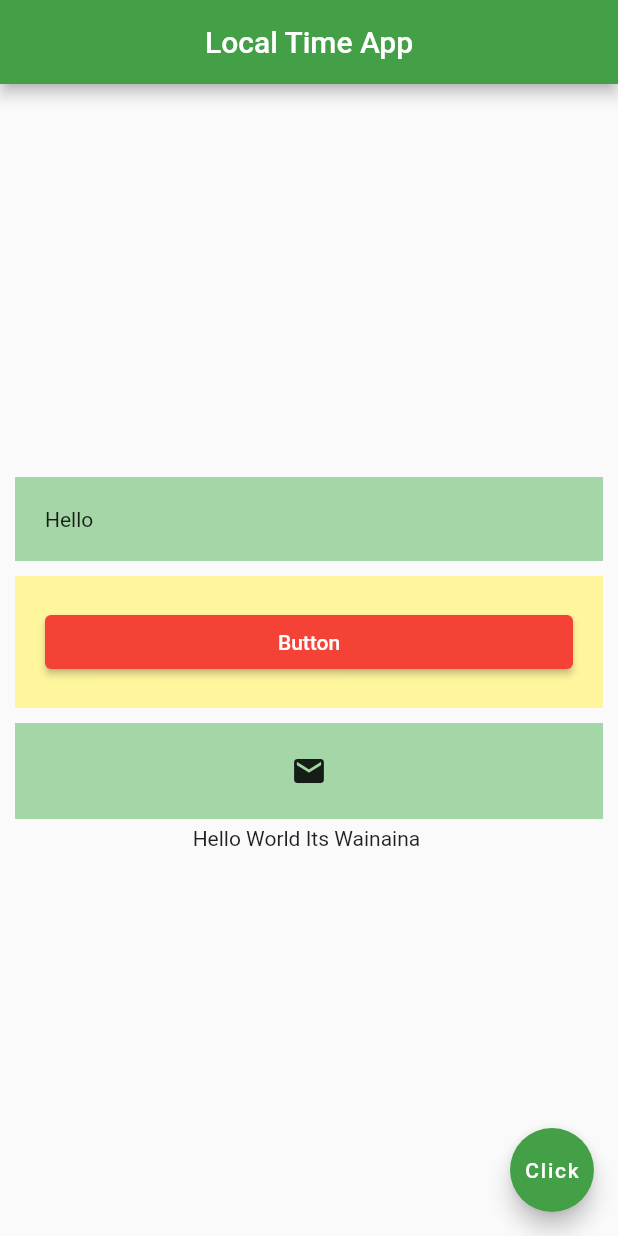
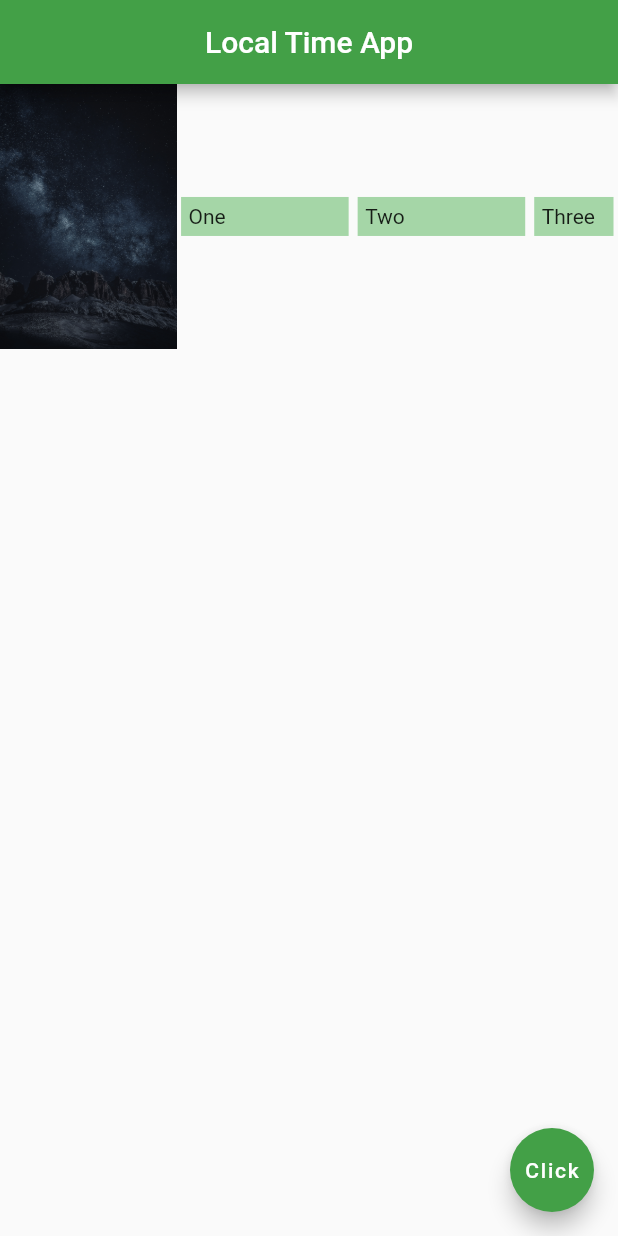
Before and after one commit to martin-ngigi/Local_Time, a Flutter app: the screen it shows after launch, on a phone screen of 412 x 824 dp. Run offline on Flutter 3.47's test engine with Material 2 defaults, Android fonts, the light colour scheme and no system bars.

Commit message:
Expanded Widgets

```diff
--- a/lib/main.dart
+++ b/lib/main.dart
@@ -23,46 +23,40 @@ class Home extends StatelessWidget {
         centerTitle: true,
       ),
 
-      body: Column(
+      body: Row(
         mainAxisAlignment: MainAxisAlignment.center, //i.e. Horizontal alignment. but in the opposite direction
-        crossAxisAlignment: CrossAxisAlignment.stretch, //i.e. Vertical alignment. but in the opposite direction
+        crossAxisAlignment: CrossAxisAlignment.center, //i.e. Vertical alignment. but in the opposite direction
         children: <Widget>[
-          Container(
-            padding: EdgeInsets.all(20.0),
-            margin: EdgeInsets.symmetric(vertical: 5.0, horizontal: 10),
-            child: Text("Hello"),
-            color: Colors.green[200],
+          Expanded(
+              flex: 4, //ratio
+              child: Image.asset("assets/image1.jpg")
           ),
-          Container(
-            padding: EdgeInsets.all(20.0),
-            margin: EdgeInsets.symmetric(vertical: 5.0, horizontal: 10),
-            child: ElevatedButton(
-                onPressed: () {},
-                child: Text("Button"),
-                style: ElevatedButton.styleFrom(
-                  primary: Colors.red,
-                  backgroundColor: Colors.indigo,
-                ),
+          Expanded(
+            flex: 4, //ratio
+            child: Container(
+              padding: EdgeInsets.all(5.0),
+              margin: EdgeInsets.symmetric(vertical: 5.0, horizontal: 3.0),
+              child: Text("One"),
+              color: Colors.green[200],
             ),
-            color: Colors.yellow[200],
           ),
-          Container(
-            padding: EdgeInsets.all(20.0),
-            margin: EdgeInsets.symmetric(vertical: 5.0, horizontal: 10),
-            child: Icon(
-              Icons.mail
+          Expanded(
+            flex: 4, //ratio
+            child: Container(
+              padding: EdgeInsets.all(5.0),
+              margin: EdgeInsets.symmetric(vertical: 5.0, horizontal: 3.0),
+              child: Text("Two"),
+              color: Colors.green[200],
             ),
-            color: Colors.green[200],
           ),
-          Row(
-            mainAxisAlignment: MainAxisAlignment.center,
-            crossAxisAlignment: CrossAxisAlignment.center,
-            children: <Widget>[
-              Text("Hello "),
-              Text("World "),
-              Text("Its "),
-              Text("Wainaina "),
-            ],
+          Expanded(
+            flex: 2, //ratio
+            child: Container(
+              padding: EdgeInsets.all(5.0),
+              margin: EdgeInsets.symmetric(vertical: 5.0, horizontal: 3.0),
+              child: Text("Three"),
+              color: Colors.green[200],
+            ),
           ),
         ],
       ),
```
